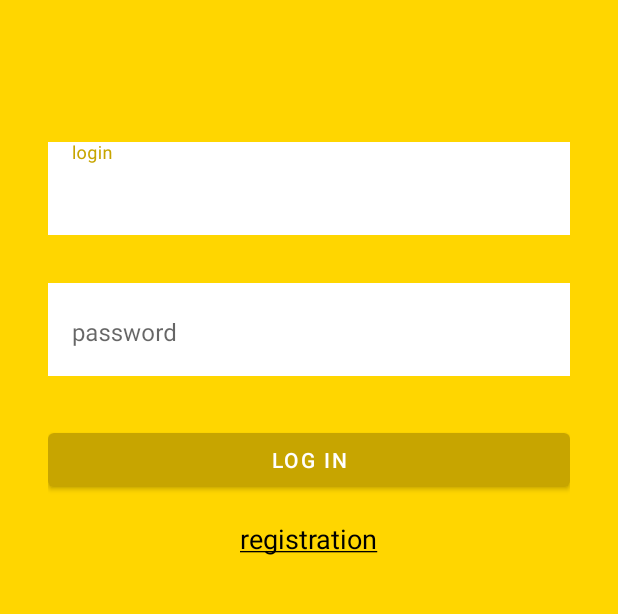
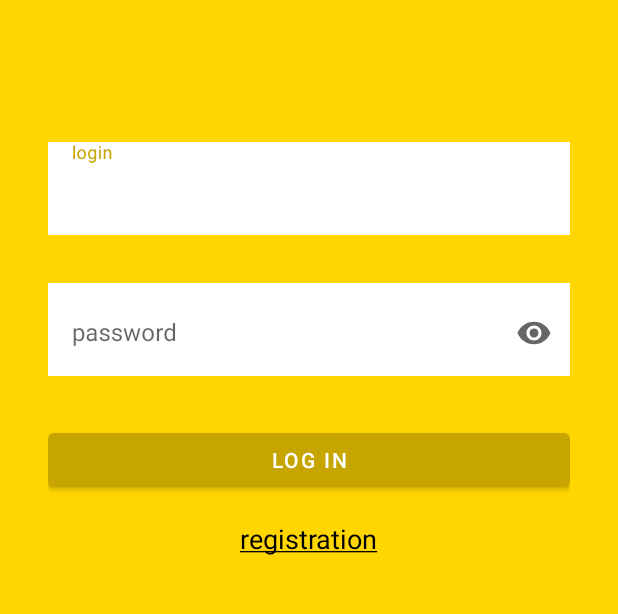
Before and after one commit to Hestonic/ArticleBlog, an Android app: the screen it shows after launch (MainActivity), on a phone screen of 412 x 824 dp, the part 359-973 px from its top. Run offline under Robolectric (Android 15) with nearby library versions, the phone set to English and light mode, and no system bars; our stand-ins replace Dagger/Hilt's generated code; 2 statements that could not run were skipped.

Commit message:
Add password toggle to password text field

```diff
--- a/app/src/main/res/layout/fragment_login.xml
+++ b/app/src/main/res/layout/fragment_login.xml
@@ -63,6 +63,7 @@
         android:layout_marginTop="16dp"
         android:background="@color/white"
         android:hint="@string/password"
+        app:endIconMode="password_toggle"
         app:boxStrokeWidth="0dp"
         app:boxStrokeWidthFocused="0dp"
         app:layout_constraintEnd_toEndOf="@id/login_layout"
@@ -73,7 +74,7 @@
             android:id="@+id/password_input"
             android:layout_width="match_parent"
             android:layout_height="wrap_content"
-            android:inputType="text"
+            android:inputType="textPassword"
             android:maxLength="16" />
 
     </com.google.android.material.textfield.TextInputLayout>
--- a/app/src/main/res/layout/fragment_registration.xml
+++ b/app/src/main/res/layout/fragment_registration.xml
@@ -64,6 +64,7 @@
         android:background="@color/white"
         android:hint="@string/password"
         app:boxStrokeWidth="0dp"
+        app:endIconMode="password_toggle"
         app:boxStrokeWidthFocused="0dp"
         app:layout_constraintEnd_toEndOf="@id/login_layout"
         app:layout_constraintStart_toStartOf="@id/login_layout"
@@ -73,7 +74,7 @@
             android:id="@+id/password_input"
             android:layout_width="match_parent"
             android:layout_height="wrap_content"
-            android:inputType="text"
+            android:inputType="textPassword"
             android:maxLength="16" />
 
     </com.google.android.material.textfield.TextInputLayout>
```
